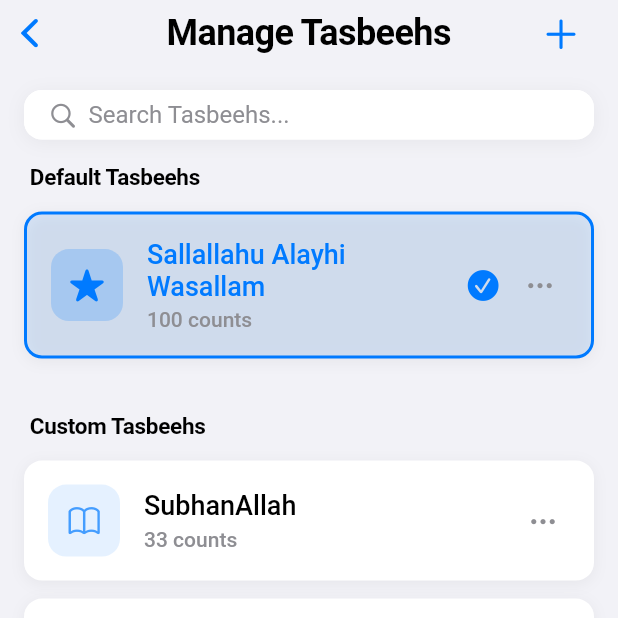
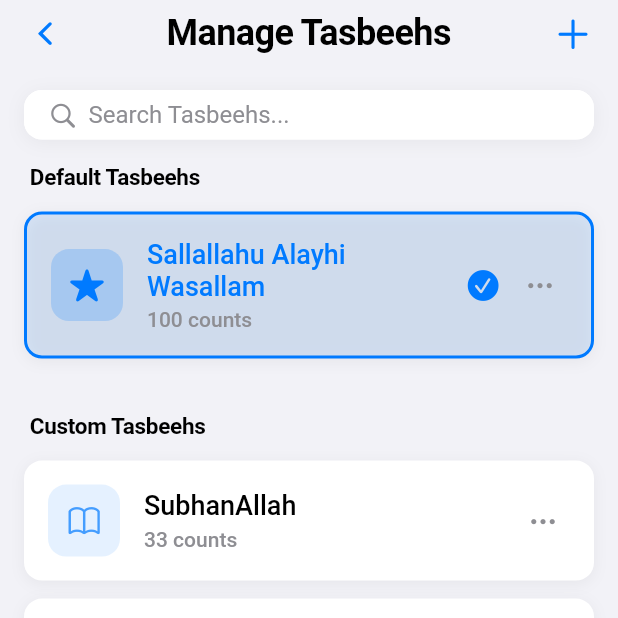
Before and after one commit to ahmed-sufi7/Digital-Tasbeeh, a Flutter app: the ManageTasbeehScreen screen opened directly, on a phone screen of 412 x 824 dp, the top half of it. Run offline on Flutter 3.47's test engine with Material 3 defaults, Android fonts, the phone set to English and light mode, and no system bars; our stand-ins replace audioplayers, shared_preferences, sqflite, vibration; accounts and stored records are empty; Roboto replaces fonts that are missing (SF Pro Display).

Commit message:
Manage Tasbeeh header icons

```diff
--- a/digital_tasbeeh/lib/screens/manage_tasbeeh_screen.dart
+++ b/digital_tasbeeh/lib/screens/manage_tasbeeh_screen.dart
@@ -34,9 +34,19 @@ class _ManageTasbeehScreenState extends State<ManageTasbeehScreen> {
       navigationBar: CupertinoNavigationBar(
         backgroundColor: AppColors.surfaceColor(isDark).withOpacity(0.9),
         border: null,
-        middle: Padding(
-          padding: const EdgeInsets.symmetric(vertical: 4.0),
-          child: Text(
+        leading: Transform.translate(
+          offset: const Offset(-8, 0),
+          child: CupertinoButton(
+            padding: const EdgeInsets.all(8),
+            onPressed: () => Navigator.pop(context),
+            child: Icon(
+              CupertinoIcons.back,
+              color: AppColors.primary,
+              size: 24,
+            ),
+          ),
+        ),
+        middle: Text(
           'Manage Tasbeehs',
           style: TextStyle(
             fontSize: 24,
@@ -46,11 +56,13 @@ class _ManageTasbeehScreenState extends State<ManageTasbeehScreen> {
             letterSpacing: -0.4,
           ),
         ),
-        ),
-        trailing: CupertinoButton(
-          padding: EdgeInsets.zero,
+        trailing: Transform.translate(
+          offset: const Offset(8, 0),
+          child: CupertinoButton(
+            padding: const EdgeInsets.all(8),
             onPressed: () => _showCreateTasbeehModal(context),
             child: Icon(CupertinoIcons.add, color: AppColors.primary, size: 28),
+          ),
         ),
       ),
       child: SafeArea(
```
Lines whose indentation alone changed are shown as unchanged.
